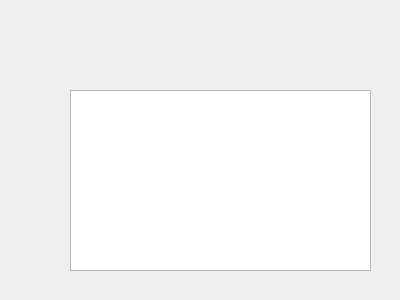
Qt form aa/dbase.ui (roboturx/aa) before a commit.
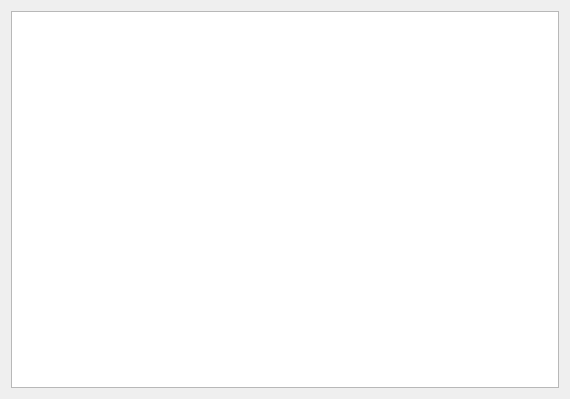
The same form after that commit.

What changed in the file:
```diff
--- a/aa/dbase.ui
+++ b/aa/dbase.ui
@@ -6,23 +6,18 @@
    <rect>
     <x>0</x>
     <y>0</y>
-    <width>400</width>
-    <height>300</height>
+    <width>570</width>
+    <height>399</height>
    </rect>
   </property>
   <property name="windowTitle">
    <string>Form</string>
   </property>
-  <widget class="QTextEdit" name="durum">
-   <property name="geometry">
-    <rect>
-     <x>70</x>
-     <y>90</y>
-     <width>301</width>
-     <height>181</height>
-    </rect>
-   </property>
-  </widget>
+  <layout class="QGridLayout" name="gridLayout_3">
+   <item row="0" column="0">
+    <widget class="QTextEdit" name="durum"/>
+   </item>
+  </layout>
  </widget>
  <resources/>
  <connections/>
```
